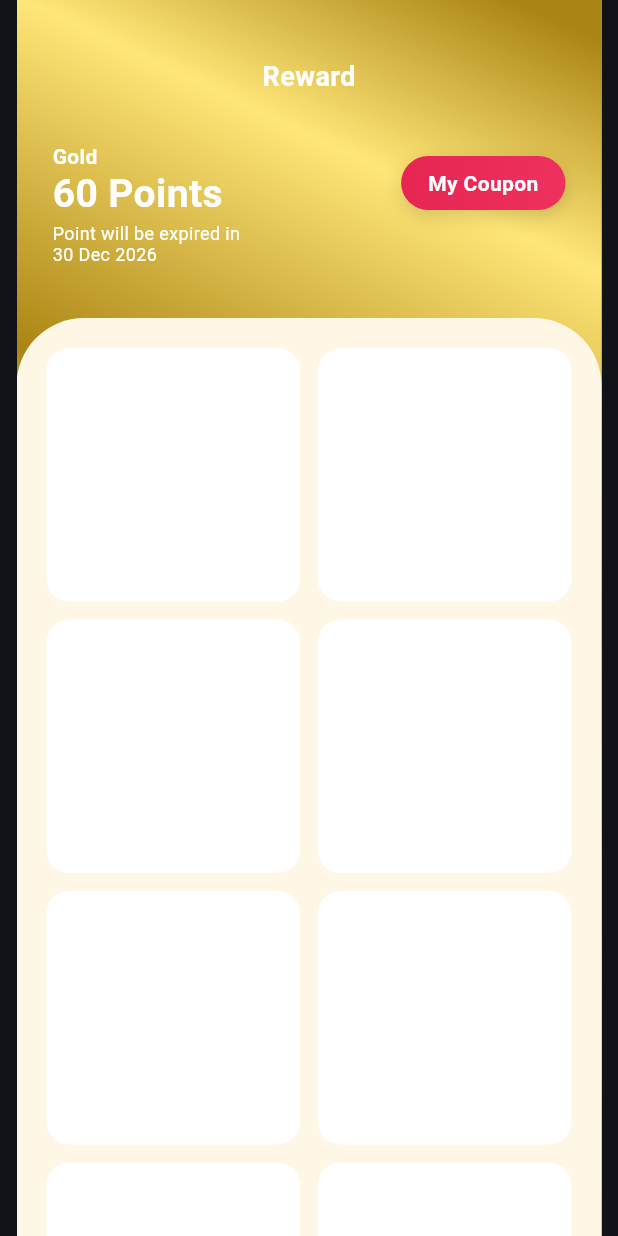
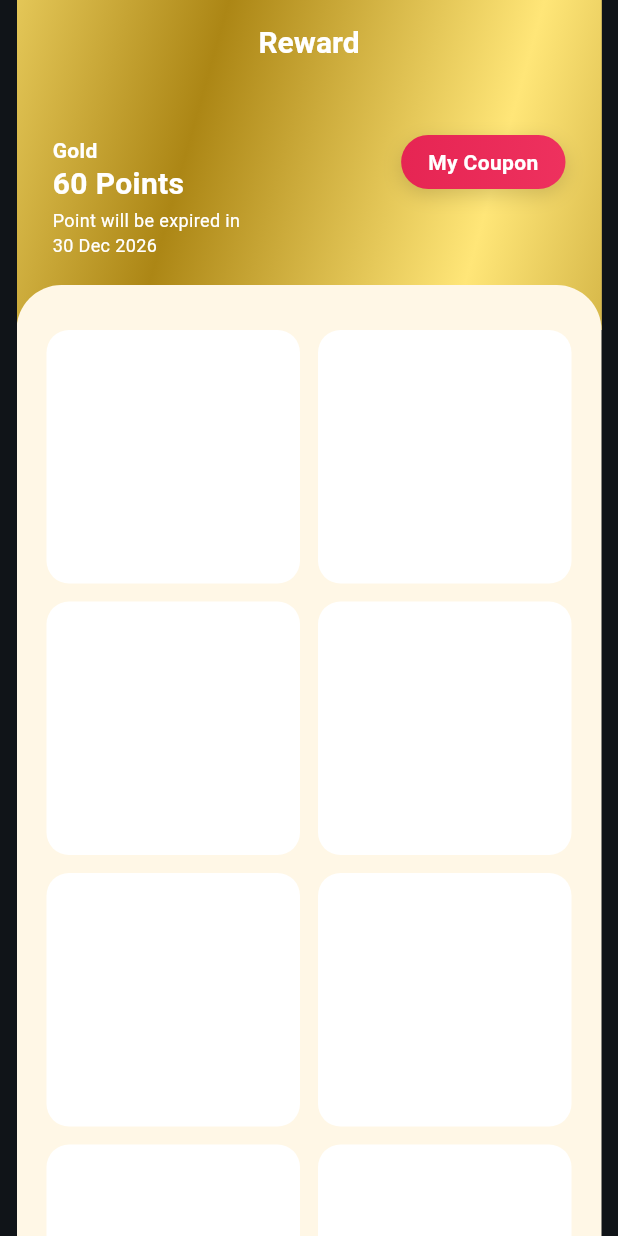
Before and after one commit to TenNatthaphong/shakey_frontend, a Flutter app: the RewardPage screen opened by its route, on a phone screen of 412 x 824 dp. Run offline on Flutter 3.47's test engine with Material 3 defaults, Android fonts, the phone set to English and light mode, and no system bars.

Commit message:
fix scroll reward page

```diff
--- a/lib/app_color.dart
+++ b/lib/app_color.dart
@@ -14,8 +14,8 @@ class AppColor {
   );
 
   static const Gradient goldGradient = LinearGradient(
-    begin: Alignment(0.7, -1.0),
-    end: Alignment(-1.0, 0.7),
+    begin: Alignment(-2.0, -1.0),
+    end: Alignment(2.0, 1.0),
     colors: [
       Color(0xFFAA8515),
       Color(0xFFFFE678),
@@ -23,7 +23,7 @@ class AppColor {
       Color(0xFFFFE678),
       Color(0xFFAA8515),
     ],
-    stops: [0.0, 0.18, 0.45, 0.72, 1.0],
+    stops: [0.0, 0.15, 0.4, 0.65, 0.9],
   );
 
   static const Gradient couponGradient = LinearGradient(
--- a/lib/pages/reward_page.dart
+++ b/lib/pages/reward_page.dart
@@ -7,32 +7,66 @@ class RewardPage extends StatelessWidget {
   @override
   Widget build(BuildContext context) {
     return Scaffold(
-      backgroundColor: Colors.white,
-      body: Container(
-        decoration: const BoxDecoration(gradient: AppColor.goldGradient),
-        child: Column(
-          children: [
-            const SizedBox(height: 38), // Top padding for "Reward" title
-            const Text(
+      backgroundColor: const Color(0xFFFFF7E6),
+      body: CustomScrollView(
+        slivers: [
+          // ─── Collapsing Gold Header ──────────────────────────────────────
+          SliverAppBar(
+            expandedHeight: 220,
+            pinned: true,
+            // Solid dark gold color from app_color gradient tones when pinned
+            backgroundColor: const Color(0xFFAA8515),
+            surfaceTintColor: Colors.transparent,
+            elevation: 0,
+            leading: const SizedBox.shrink(),
+            title: const Text(
               'Reward',
               style: TextStyle(
-                fontSize: 18,
+                fontSize: 20,
                 fontWeight: FontWeight.bold,
                 color: Colors.white,
               ),
             ),
-            const SizedBox(height: 30),
-            // Header Section
-            Padding(
-              padding: const EdgeInsets.symmetric(horizontal: 24),
+            centerTitle: true,
+            // Cream container cap attached to bottom
+            bottom: PreferredSize(
+              preferredSize: const Size.fromHeight(36),
+              child: Container(
+                height: 30,
+                decoration: const BoxDecoration(
+                  color: Color(0xFFFFF7E6),
+                  borderRadius: BorderRadius.only(
+                    topLeft: Radius.circular(36),
+                    topRight: Radius.circular(36),
+                  ),
+                ),
+              ),
+            ),
+            flexibleSpace: FlexibleSpaceBar(
+              titlePadding: EdgeInsets.zero,
+              background: Stack(
+                children: [
+                  // Use AppColor.goldGradient as requested
+                  Positioned.fill(
+                    child: Container(
+                      decoration: const BoxDecoration(
+                        gradient: AppColor.goldGradient,
+                      ),
+                    ),
+                  ),
+                  // Details anchored from the bottom
+                  Positioned(
+                    bottom: 48,
+                    left: 24,
+                    right: 24,
                     child: Row(
                       crossAxisAlignment: CrossAxisAlignment.start,
                       children: [
-                  Expanded(
+                        const Expanded(
                           child: Column(
                             crossAxisAlignment: CrossAxisAlignment.start,
                             children: [
-                        const Text(
+                              Text(
                                 'Gold',
                                 style: TextStyle(
                                   fontSize: 14,
@@ -40,29 +74,28 @@ class RewardPage extends StatelessWidget {
                                   color: Colors.white,
                                 ),
                               ),
-                        const Text(
+                              Text(
                                 '60 Points',
                                 style: TextStyle(
-                            fontSize: 26,
+                                  fontSize: 20,
                                   fontWeight: FontWeight.bold,
                                   color: Colors.white,
                                   height: 1.2,
                                 ),
                               ),
-                        const SizedBox(height: 4),
-                        const Text(
+                              SizedBox(height: 4),
+                              Text(
                                 'Point will be expired in\n30 Dec 2026',
                                 style: TextStyle(
                                   fontSize: 12,
                                   color: Colors.white,
-                            height: 1.2,
+                                  height: 1.4,
                                 ),
                               ),
                             ],
                           ),
                         ),
                         Container(
-                    margin: const EdgeInsets.only(top: 10),
                           padding: const EdgeInsets.symmetric(
                             horizontal: 18,
                             vertical: 8,
@@ -90,48 +123,34 @@ class RewardPage extends StatelessWidget {
                       ],
                     ),
                   ),
-            const SizedBox(height: 35),
-            // Bottom White Container with Grid
-            Expanded(
-              child: Container(
-                width: double.infinity,
-                decoration: const BoxDecoration(
-                  color: Color(0xFFFFF7E6), // Light cream background
-                  borderRadius: BorderRadius.only(
-                    topLeft: Radius.circular(45),
-                    topRight: Radius.circular(45),
+                ],
               ),
             ),
-                child: ClipRRect(
-                  borderRadius: const BorderRadius.only(
-                    topLeft: Radius.circular(45),
-                    topRight: Radius.circular(45),
           ),
-                  child: GridView.builder(
-                    padding: const EdgeInsets.all(20),
-                    gridDelegate:
-                        const SliverGridDelegateWithFixedCrossAxisCount(
+
+          // ─── Grid Items ──────────────────────────────────────────────────
+          SliverPadding(
+            padding: const EdgeInsets.fromLTRB(20, 0, 20, 20),
+            sliver: SliverGrid(
+              gridDelegate: const SliverGridDelegateWithFixedCrossAxisCount(
                 crossAxisCount: 2,
                 crossAxisSpacing: 12,
                 mainAxisSpacing: 12,
                 childAspectRatio: 1.0,
               ),
-                    itemCount: 8,
-                    itemBuilder: (context, index) {
-                      return Container(
+              delegate: SliverChildBuilderDelegate(
+                (context, index) => Container(
                   decoration: BoxDecoration(
                     color: Colors.white,
                     borderRadius: BorderRadius.circular(15),
                   ),
-                      );
-                    },
                 ),
+                childCount: 20,
               ),
             ),
           ),
         ],
       ),
-      ),
     );
   }
 }
```
Lines whose indentation alone changed are shown as unchanged.
